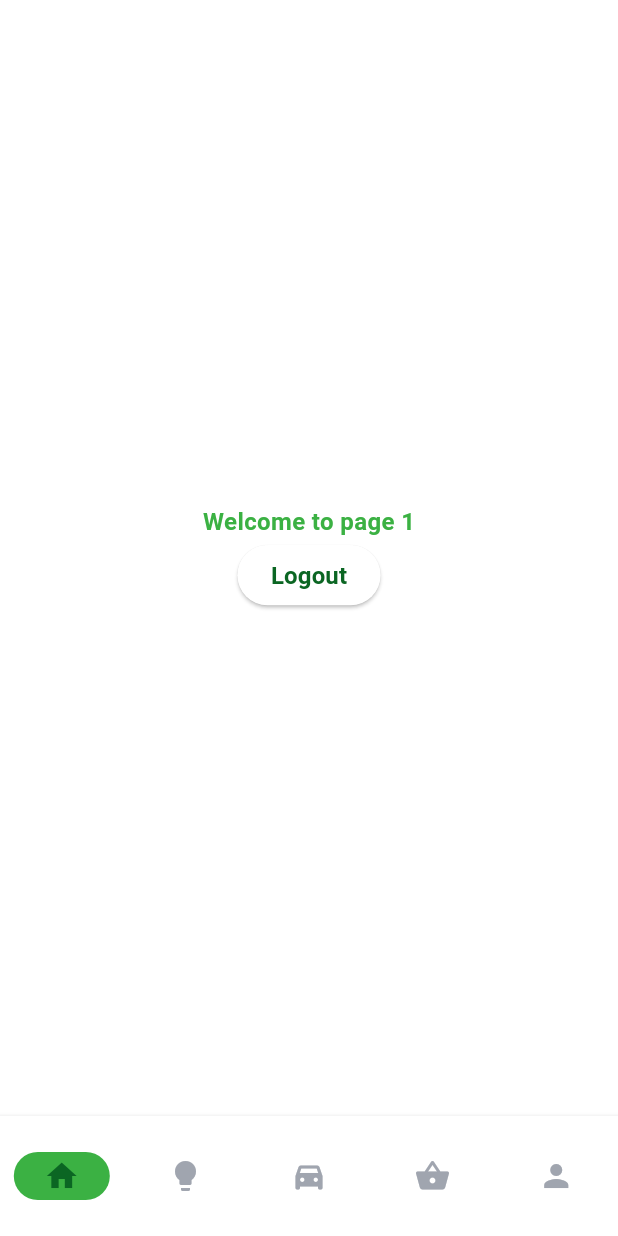
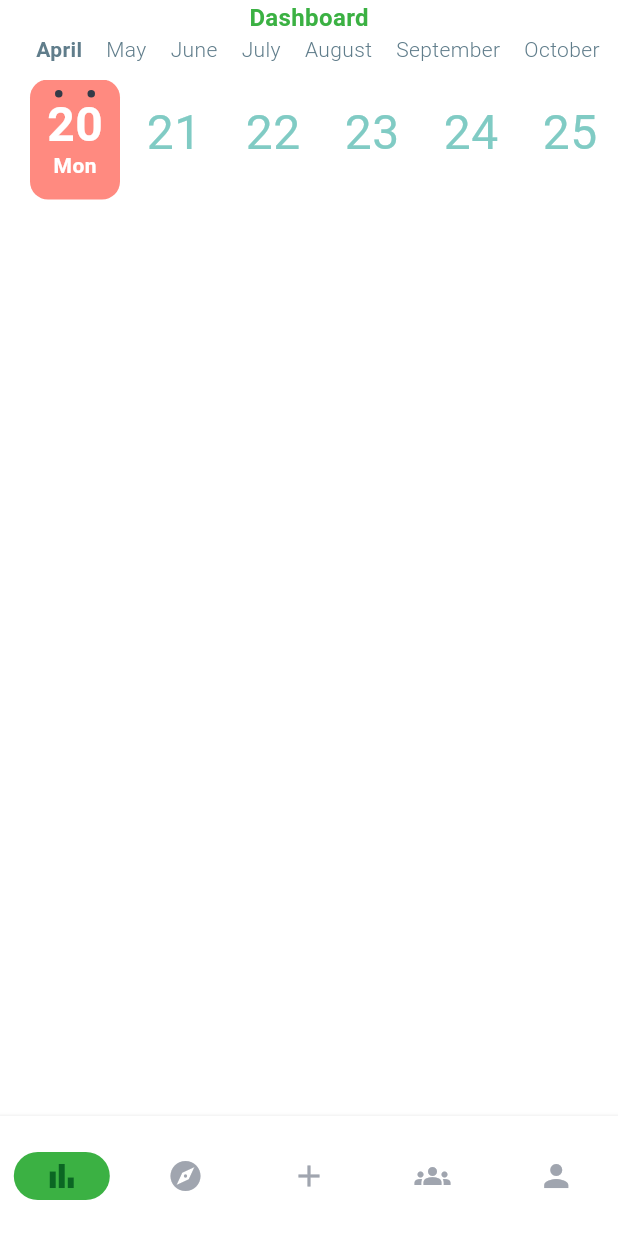
Before and after one commit to Davidferl/Ninety, a Flutter app: the Home screen opened by its route, on a phone screen of 412 x 824 dp. Run offline on Flutter 3.47's test engine with Material 3 defaults, Android fonts, the phone set to English and light mode, and no system bars; drawn by our look-alikes of calendar_timeline; our stand-ins replace cloud_firestore, device_preview, dio, firebase_auth, firebase_core, flutter_hooks and 2 more; missing offline and left inert: animated_digit; accounts and stored records are empty; generated files the repository leaves out were written again; Roboto replaces fonts that are missing (Poppins).

Commit message:
Add basic views

```diff
--- a/lib/main.dart
+++ b/lib/main.dart
@@ -14,7 +14,7 @@ import 'firebase_options.dart';
 enum Routes { home, startup, login }
 
 final _router = GoRouter(
-  initialLocation: '/startup',
+  initialLocation: '/home',
   routes: [
     GoRoute(
       name: Routes.home.name,
--- a/lib/src/view/home/home.dart
+++ b/lib/src/view/home/home.dart
@@ -1,9 +1,9 @@
+import 'package:bonne_reponse/src/dashboard/views/dashboard.dart';
+import 'package:bonne_reponse/src/explore/views/explore.dart';
+import 'package:bonne_reponse/src/feed/views/feed.dart';
+import 'package:bonne_reponse/src/log/views/log.dart';
+import 'package:bonne_reponse/src/profile/views/profile.dart';
 import 'package:bonne_reponse/src/theme/colors.dart';
-import 'package:bonne_reponse/src/view/page1/page1.dart';
-import 'package:bonne_reponse/src/view/page2/page2.dart';
-import 'package:bonne_reponse/src/view/page3/page3.dart';
-import 'package:bonne_reponse/src/view/page4/page4.dart';
-import 'package:bonne_reponse/src/view/page5/page5.dart';
 import 'package:flutter/material.dart';
 
 class Home extends StatefulWidget {
@@ -19,11 +19,11 @@ class _HomeState extends State<Home> {
   int _selectedIndex = 0;
 
   static final List<Widget> _widgetOptions = <Widget>[
-    const Page1(),
-    const Page2(),
-    const Page3(),
-    const Page4(),
-    const Page5(),
+    const Dashboard(),
+    const Explore(),
+    const Log(),
+    const Feed(),
+    const Profile(),
   ];
 
   void _onItemTapped(int index) {
@@ -51,47 +51,47 @@ class _HomeState extends State<Home> {
         destinations: const <Widget>[
           NavigationDestination(
             selectedIcon: Icon(
-              Icons.home,
+              Icons.bar_chart,
               color: kcPrimary,
             ),
             icon: Icon(
-              Icons.home,
+              Icons.bar_chart,
               color: kcLightSecondary,
             ),
-            label: 'Home',
+            label: 'Dashboard',
           ),
           NavigationDestination(
             selectedIcon: Icon(
-              Icons.lightbulb,
+              Icons.explore,
               color: kcPrimary,
             ),
             icon: Icon(
-              Icons.lightbulb,
+              Icons.explore,
               color: kcLightSecondary,
             ),
-            label: 'Electricity',
+            label: 'Explore',
           ),
           NavigationDestination(
             selectedIcon: Icon(
-              Icons.directions_car_filled,
+              Icons.add,
               color: kcPrimary,
             ),
             icon: Icon(
-              Icons.directions_car_filled,
+              Icons.add,
               color: kcLightSecondary,
             ),
-            label: 'Transport',
+            label: 'Add',
           ),
           NavigationDestination(
             selectedIcon: Icon(
-              Icons.shopping_basket,
+              Icons.groups,
               color: kcPrimary,
             ),
             icon: Icon(
-              Icons.shopping_basket,
+              Icons.groups,
               color: kcLightSecondary,
             ),
-            label: 'Alimentation',
+            label: 'Groups',
           ),
           NavigationDestination(
             selectedIcon: Icon(
--- a/lib/src/view/page1/page1.dart
+++ /dev/null
@@ -1,34 +0,0 @@
-import 'package:flutter/material.dart';
-import 'package:flutter_hooks/flutter_hooks.dart';
-import 'package:go_router/go_router.dart';
-
-import '../../../main.dart';
-import '../../authentication/hooks/use_authentication.dart';
-
-class Page1 extends HookWidget {
-  const Page1({super.key});
-
-  @override
-  Widget build(BuildContext context) {
-    final auth = useAuthentication();
-
-    void onLogout() {
-      context.goNamed(Routes.login.name);
-    }
-
-    return Scaffold(
-      body: Center(
-        child: Column(
-          mainAxisAlignment: MainAxisAlignment.center,
-          children: <Widget>[
-            const Text('Welcome to page 1'),
-            ElevatedButton(
-              onPressed: () => auth.logout(onLogout),
-              child: const Text('Logout'),
-            ),
-          ],
-        ),
-      ),
-    );
-  }
-}
--- a/pubspec.yaml
+++ b/pubspec.yaml
@@ -48,6 +48,7 @@ dependencies:
   animated_digit: ^3.2.3
   firebase_core: ^3.8.0
   flutter_launcher_icons: ^0.14.1
+  calendar_timeline: ^1.1.3
 
 dev_dependencies:
   build_runner:
```
Also changed, not shown: lib/src/dashboard/views/dashboard.dart (added, +33 -0 lines), lib/src/explore/views/explore.dart (added, +12 -0 lines), lib/src/feed/views/feed.dart (added, +12 -0 lines), lib/src/profile/views/profile.dart (added, +12 -0 lines), lib/src/view/page2/page2.dart (deleted, +0 -17 lines), lib/src/view/page3/page3.dart (deleted, +0 -17 lines), lib/src/view/page4/page4.dart (deleted, +0 -18 lines), lib/src/view/page5/page5.dart (deleted, +0 -15 lines), pubspec.lock.
